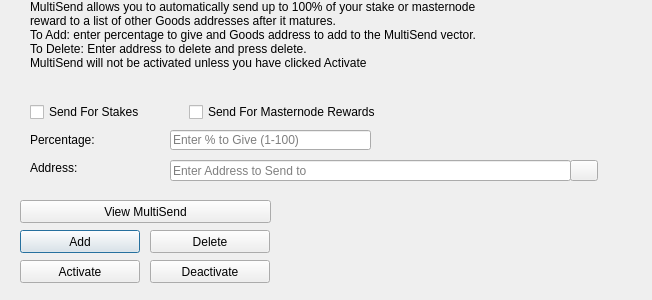
Above: src/qt/forms/multisenddialog.ui from buddilla/GoCash-Core before the change. Below: the same form after it.
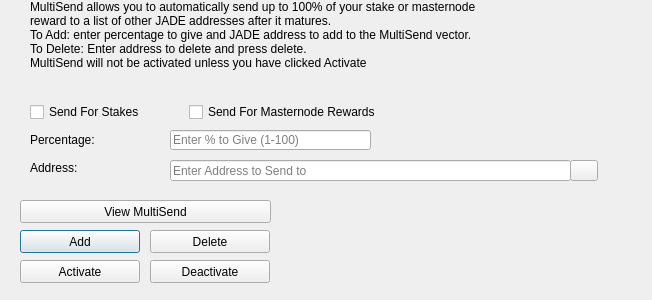
That is the form after the change. Icons and pictures are not drawn.

The edit to the form file:
```diff
--- a/src/qt/forms/multisenddialog.ui
+++ b/src/qt/forms/multisenddialog.ui
@@ -61,8 +61,8 @@
     <number>1</number>
    </property>
    <property name="text">
-    <string>MultiSend allows you to automatically send up to 100% of your stake or masternode reward to a list of other Goods addresses after it matures.
-To Add: enter percentage to give and Goods address to add to the MultiSend vector.
+    <string>MultiSend allows you to automatically send up to 100% of your stake or masternode reward to a list of other JADE addresses after it matures.
+To Add: enter percentage to give and JADE address to add to the MultiSend vector.
 To Delete: Enter address to delete and press delete.
 MultiSend will not be activated unless you have clicked Activate</string>
    </property>
```
Left out of the diff: 4 changed lines with no effect on the pictures.
